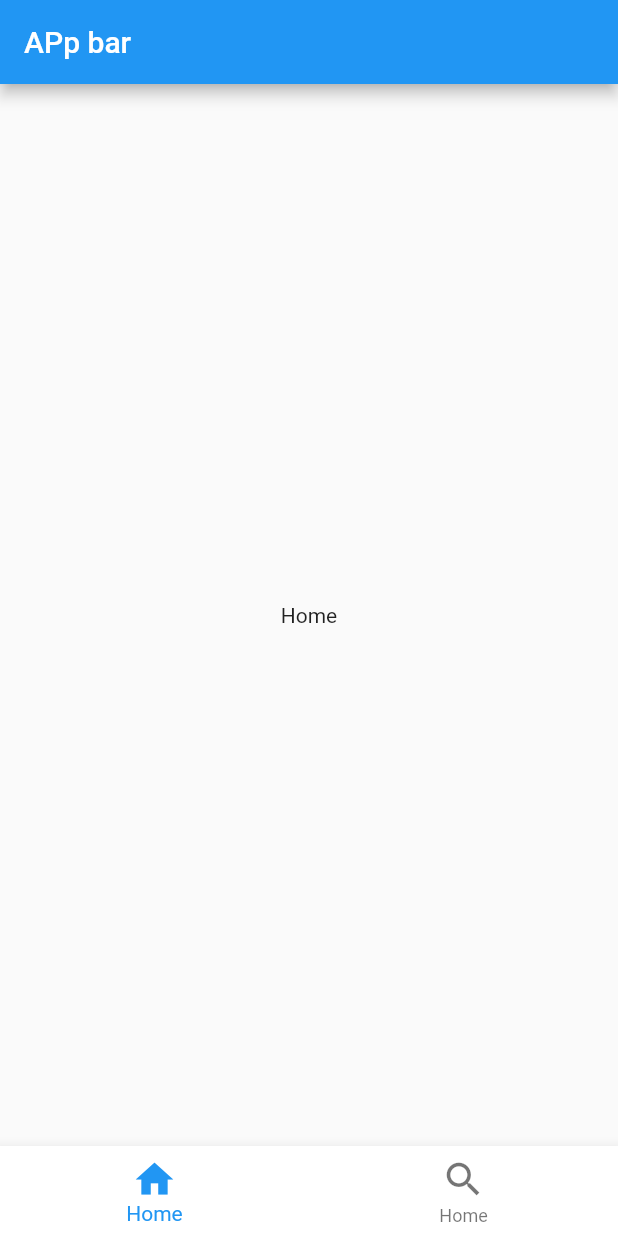
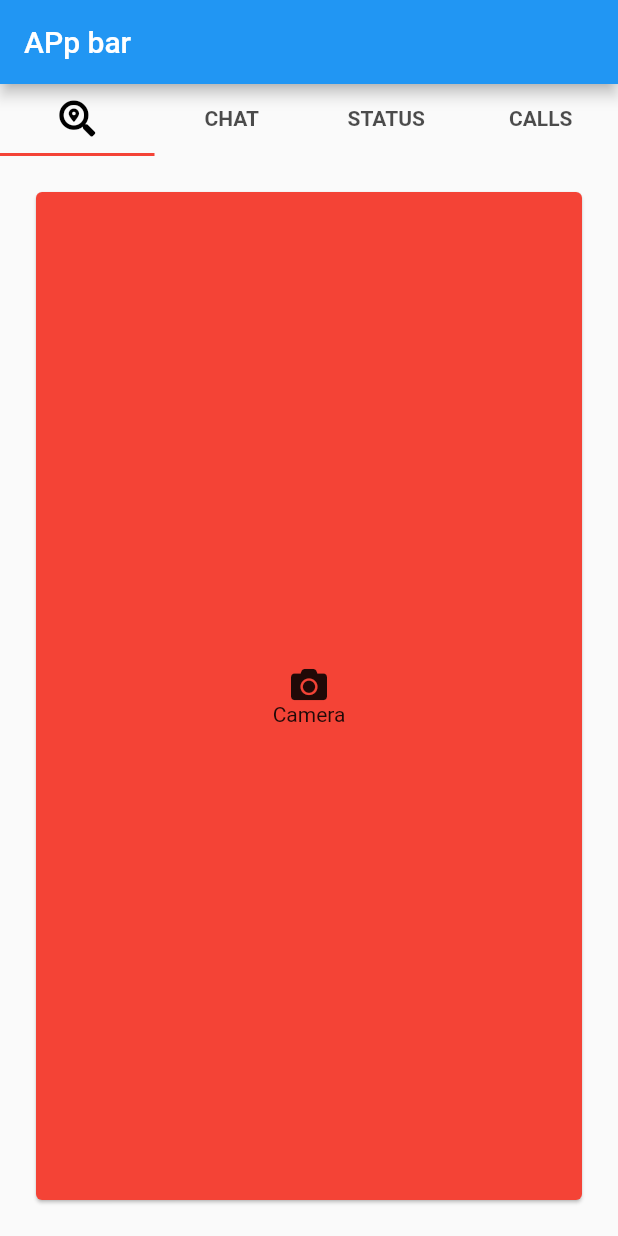
Before and after one commit to MickeyDLuffy/fledgling__flutter, a Flutter app: the screen it shows after launch, on a phone screen of 412 x 824 dp. Run offline on Flutter 3.47's test engine with Material 2 defaults, Android fonts, the light colour scheme and no system bars; our stand-ins replace font_awesome_flutter, webview_flutter.

Commit message:
Creating 4 tabs and placing tabviews into them

```diff
--- /dev/null
+++ b/lib/TabDemo.dart
@@ -0,0 +1,69 @@
+import 'package:falcon_wings/TabViewContents.dart';
+import 'package:flutter/cupertino.dart';
+import 'package:flutter/material.dart';
+import 'package:font_awesome_flutter/font_awesome_flutter.dart';
+
+class TabDemo extends StatelessWidget {
+  const TabDemo({Key key}) : super(key: key);
+
+  @override
+  Widget build(BuildContext context) {
+    return MaterialApp(
+        home: Scaffold(
+      appBar: AppBar(
+        title: Text('APp bar'),
+      ),
+      body: DefaultTabController(
+        length: 4,
+        child: Column(
+          children: [
+            Container(
+              child: TabBar(
+                labelColor: Colors.black,
+                indicatorColor: Colors.red,
+                labelStyle: TextStyle(fontWeight: FontWeight.bold),
+                tabs: [
+                  Tab(
+                    icon: FaIcon(FontAwesomeIcons.searchLocation),
+                  ),
+                  Tab(
+                    text: 'CHAT',
+                  ),
+                  Tab(
+                    text: 'STATUS',
+                  ),
+                  Tab(
+                    text: 'CALLS',
+                  )
+                ],
+              ),
+            ),
+            Expanded(
+                child: Container(
+              child: TabBarView(
+                children: [
+                  Container(
+                    padding: EdgeInsets.all(20),
+                    child: Camera(),
+                  ),
+                  Container(
+                    padding: EdgeInsets.all(20),
+                    child: Chat(),
+                  ),
+                  Container(
+                    padding: EdgeInsets.all(20),
+                    child: Camera(),
+                  ),
+                  Container(
+                    padding: EdgeInsets.all(20),
+                    child: Camera(),
+                  )
+                ],
+              ),
+            ))
+          ],
+        ),
+      ),
+    ));
+  }
+}
--- /dev/null
+++ b/lib/TabViewContents.dart
@@ -0,0 +1,33 @@
+import 'package:flutter/cupertino.dart';
+import 'package:flutter/material.dart';
+import 'package:font_awesome_flutter/font_awesome_flutter.dart';
+
+class Camera extends StatelessWidget {
+  @override
+  Widget build(BuildContext context) {
+    return Card(
+        color: Colors.red,
+        child: Center(
+          child: Column(
+            crossAxisAlignment: CrossAxisAlignment.center,
+            mainAxisSize: MainAxisSize.min,
+            children: [FaIcon(FontAwesomeIcons.camera), Text('Camera')],
+          ),
+        ));
+  }
+}
+
+class Chat extends StatelessWidget {
+  @override
+  Widget build(BuildContext context) {
+    return Card(
+        color: Colors.red,
+        child: Center(
+          child: Column(
+            crossAxisAlignment: CrossAxisAlignment.center,
+            mainAxisSize: MainAxisSize.min,
+            children: [FaIcon(FontAwesomeIcons.searchLocation), Text('CHat')],
+          ),
+        ));
+  }
+}
--- a/lib/main.dart
+++ b/lib/main.dart
@@ -112,6 +112,7 @@
 //   }
 // }
 
+import 'package:falcon_wings/TabDemo.dart';
 import 'package:falcon_wings/WowPizzaProject/FaceBookWebVIew.dart';
 import 'package:falcon_wings/WowPizzaProject/TwitterWebView.dart';
 import 'package:flutter/material.dart';
@@ -123,7 +124,7 @@ import 'WowPizzaProject/HomePage.dart';
 void main() {
   runApp(MaterialApp(
     // home: PizzaHomePage(),
-    home: BottomNavigation(),
+    home: TabDemo(),
     routes: {
       '/twitter': (context) => TwitterWebVIew(),
       '/facebook': (context) => FaceBookWebVIew(),
```
